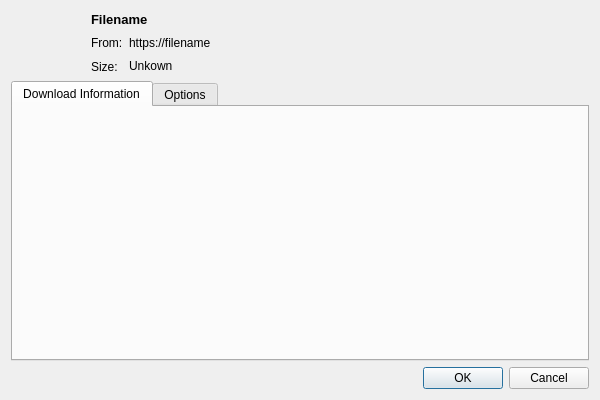
The window that src/dialogs/informationdialog.ui (setvisible/ArrowDL) describes before a commit, drawn with Qt 5.
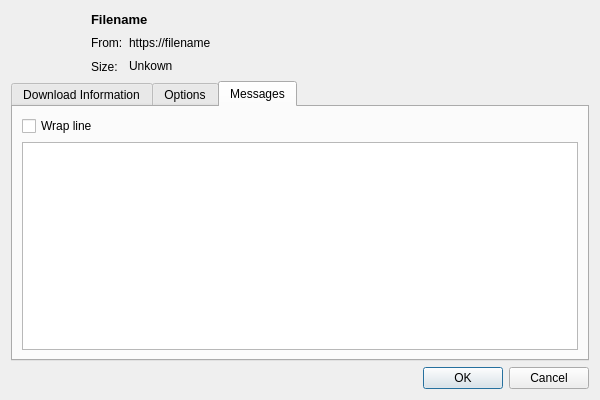
The same window after the commit. The open tabs and pages were chosen to show the change. Icons and pictures are not drawn. Custom widgets are drawn as their Qt base class.

Diff of the .ui file:
```diff
--- a/src/dialogs/informationdialog.ui
+++ b/src/dialogs/informationdialog.ui
@@ -165,6 +165,33 @@
        <string>Options</string>
       </attribute>
      </widget>
+     <widget class="QWidget" name="log">
+      <attribute name="title">
+       <string>Messages</string>
+      </attribute>
+      <layout class="QVBoxLayout" name="verticalLayout_3">
+       <item>
+        <widget class="QCheckBox" name="wrapCheckBox">
+         <property name="text">
+          <string>Wrap line</string>
+         </property>
+        </widget>
+       </item>
+       <item>
+        <widget class="QPlainTextEdit" name="logTextEdit">
+         <property name="font">
+          <font>
+           <family>Courier</family>
+           <pointsize>10</pointsize>
+          </font>
+         </property>
+         <property name="plainText">
+          <string/>
+         </property>
+        </widget>
+       </item>
+      </layout>
+     </widget>
     </widget>
    </item>
    <item>
```
